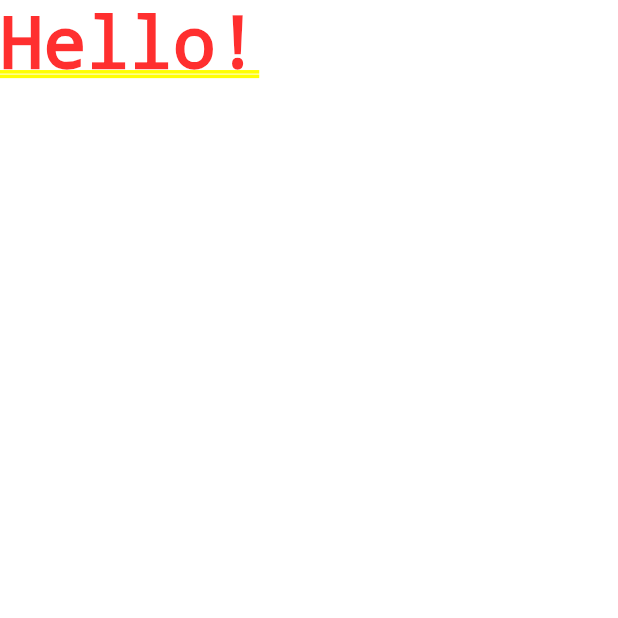
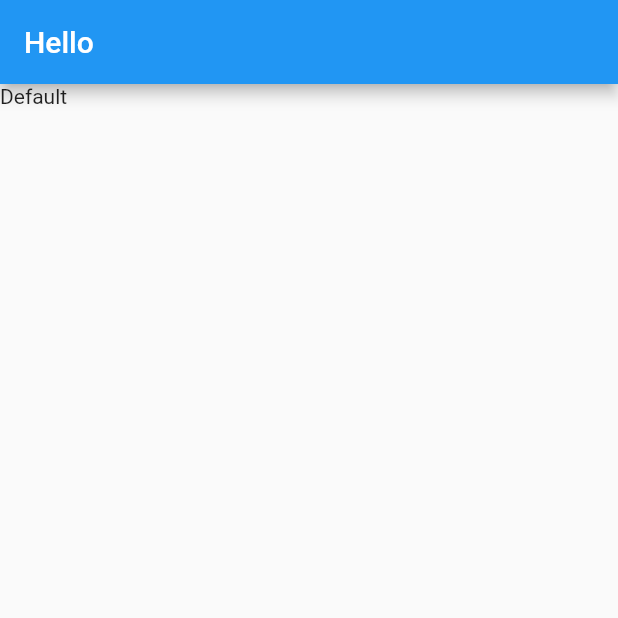
Before and after one commit to filgor84/flutter_course, a Flutter app: the screen it shows after launch, on a phone screen of 412 x 824 dp, the top half of it. Run offline on Flutter 3.47's test engine with Material 2 defaults, Android fonts, the phone set to English and light mode, and no system bars.

Commit message:
add scaffold and body column

```diff
--- a/lib/main.dart
+++ b/lib/main.dart
@@ -1,11 +1,23 @@
 import 'package:flutter/material.dart';
-void main(){
+
+void main() {
   runApp(MyApp());
 }
 
-class MyApp extends StatelessWidget{
+class MyApp extends StatelessWidget {
+  @override
   Widget build(BuildContext context) {
-    return MaterialApp(home: Text('Hello!'),);
+    return MaterialApp(
+      home: Scaffold(
+        appBar: AppBar(
+          title: Text("Hello"),
+        ),
+        body: Column(
+          children: <Widget>[
+            Text("Default"),
+          ],
+        ),
+      ),
+    );
   }
-
 }
```
